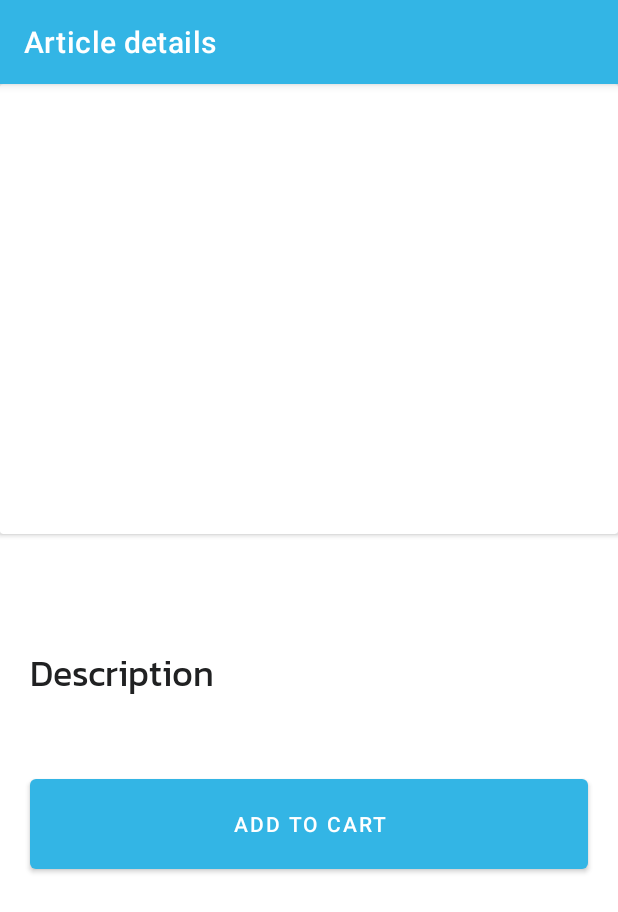
After one commit to SirioItalia/SirioMobile, an Android app: the ArticleDetailsActivity screen opened directly, with no data from a screen before it, on a phone screen of 412 x 824 dp. The commit adds this screen. Shown: the top 912 px of the screen. Run offline under Robolectric (Android 15) with nearby library versions, the phone set to English and light mode, and no system bars; pictures from the network do not load; 2 statements that could not run were skipped.

Commit message:
Articles

```diff
--- a/app/src/main/AndroidManifest.xml
+++ b/app/src/main/AndroidManifest.xml
@@ -33,7 +33,7 @@
             android:exported="false"
             android:launchMode="singleTop" />
         <activity
-            android:name=".ArticleDetails"
+            android:name=".ArticleDetailsActivity"
             android:label="Article details">
             android:launchMode="singleTop">
             <meta-data
--- /dev/null
+++ b/app/src/main/java/com/zenlaeth/sirioitalia/ArticleDetailsActivity.kt
@@ -0,0 +1,34 @@
+package com.zenlaeth.sirioitalia
+
+import android.media.Image
+import android.net.Uri
+import android.os.Bundle
+import android.os.PersistableBundle
+import android.widget.ImageView
+import android.widget.TextView
+import androidx.appcompat.app.AppCompatActivity
+import com.bumptech.glide.Glide
+import com.zenlaeth.sirioitalia.adapter.ArticleAdapter
+
+class ArticleDetailsActivity() : AppCompatActivity(){
+    override fun onCreate(savedInstanceState: Bundle?) {
+        super.onCreate(savedInstanceState)
+        setContentView(R.layout.article_details)
+
+        /*val image = intent.getStringExtra(ArticleAdapter.ViewHolder.articleImageKey)*/
+        val imageView: ImageView = findViewById(R.id.article_image_item)
+        val textView: TextView = findViewById(R.id.article_detail_description)
+        val textView2: TextView = findViewById(R.id.article_detail_name)
+
+        val bundle: Bundle = intent.extras!!
+        val articleImageKey: Int = bundle.getInt(ArticleAdapter.ViewHolder.articleImageKey)
+        val articleDescription = intent.getStringExtra(ArticleAdapter.ViewHolder.articleDescriptionKey)
+        val articleName = intent.getStringExtra(ArticleAdapter.ViewHolder.articleNameKey)
+
+        imageView.setImageResource(articleImageKey)
+        textView.text = articleDescription
+        textView2.text = articleName
+        /*val articleImageItem = findViewById<ImageView>(R.id.article_image_item)
+*/
+    }
+}
--- a/app/src/main/java/com/zenlaeth/sirioitalia/adapter/ArticleAdapter.kt
+++ b/app/src/main/java/com/zenlaeth/sirioitalia/adapter/ArticleAdapter.kt
@@ -10,6 +10,7 @@ import android.widget.TextView
 import androidx.recyclerview.widget.RecyclerView
 import com.bumptech.glide.Glide
 import com.zenlaeth.sirioitalia.*
+import com.zenlaeth.sirioitalia.ArticleRepository.Singleton.articleList
 
 class ArticleAdapter(
     val context: HomeActivity,
@@ -23,10 +24,17 @@ class ArticleAdapter(
         val articleName:TextView? = view.findViewById(R.id.name_item)
         val articleDescription:TextView? = view.findViewById(R.id.description_item)
 
+        companion object {
+            val articleNameKey = "ARTICLE_NAME"
+            val articleImageKey = "ARTICLE_IMAGE"
+            val articleDescriptionKey = "ARTICLE_DESCRIPTION"
+        }
         init {
             view.setOnClickListener{
-                val intent = Intent(view.context, ArticleDetails::class.java)
-                // intent.putExtra("picture", articleImage)
+                val intent = Intent(view.context, ArticleDetailsActivity::class.java)
+                intent.putExtra(articleImageKey, articleImage.toString())
+                intent.putExtra(articleDescriptionKey, articleDescription?.text)
+                intent.putExtra(articleNameKey, articleName?.text)
                 view.context.startActivity(intent)
             }
         }
@@ -56,6 +64,9 @@ class ArticleAdapter(
         // mettre à jour la description de l'article
         holder.articleDescription?.text = currentArticle.description
 
+/*        // mettre à jour l'image (intent extra)
+        holder.articleImage?.drawable */
+
         // mettre à jour l'objet article
         repo.updateArticle(currentArticle)
     }
--- a/app/src/main/res/layout/article_details.xml
+++ b/app/src/main/res/layout/article_details.xml
@@ -8,9 +8,8 @@
         android:layout_width="match_parent"
         android:layout_height="300dp">
 
-
     <ImageView
-        android:id="@+id/image_item"
+        android:id="@+id/article_image_item"
         android:layout_width="match_parent"
         android:layout_height="match_parent"
         android:scaleType="centerCrop"
@@ -19,29 +18,29 @@
     </androidx.cardview.widget.CardView>
 
     <TextView
-        android:id="@+id/popup_article_name"
+        android:id="@+id/article_detail_name"
         android:layout_width="wrap_content"
         android:layout_height="wrap_content"
-        android:text="@string/popup_article_name"
+        android:text="@string/article_name_item"
         style="@style/TitleTextStyle"
         android:layout_marginLeft="@dimen/default_margin"
         android:layout_marginTop="@dimen/default_margin"/>
 
     <TextView
-        android:id="@+id/popup_article_description"
+        android:id="@+id/article_detail_description_label"
         android:layout_width="wrap_content"
         android:layout_height="wrap_content"
-        android:text="@string/popup_article_description_title"
+        android:text="@string/article_description_label_item"
         android:layout_marginLeft="@dimen/default_margin"
         android:layout_marginTop="@dimen/default_margin"
         style="@style/TitleTextStyle"
         />
 
     <TextView
-        android:id="@+id/popup_article_description_subtitle"
+        android:id="@+id/article_detail_description"
         android:layout_width="wrap_content"
         android:layout_height="wrap_content"
-        android:text="@string/popup_article_description_subtitle"
+        android:text="@string/article_description_subtitle_item"
         android:layout_marginLeft="@dimen/default_margin"
         style="@style/DefaultTextStyle"
         />
--- a/app/src/main/res/values/strings.xml
+++ b/app/src/main/res/values/strings.xml
@@ -21,9 +21,9 @@
     <string name="add_article_page_confirm_button">Confirm</string>
 
     <!-- Fenetre page d'un article (à voir) -->
-    <string name="popup_article_name">@string/item_article_name</string>
-    <string name="popup_article_description_title">Description</string>
-    <string name="popup_article_description_subtitle">@string/item_article_description</string>
+    <string name="article_name_item">@string/item_article_name</string>
+    <string name="article_description_label_item">Description</string>
+    <string name="article_description_subtitle_item">@string/item_article_description</string>
 
     <!-- Article customize -->
     <string name="item_article_name">Name</string>
```
Also changed, not shown: app/src/main/java/com/zenlaeth/sirioitalia/ArticleDetails.kt (deleted, +0 -16 lines), app/src/main/res/layout/settings_activity.xml (+0 -8 lines).
